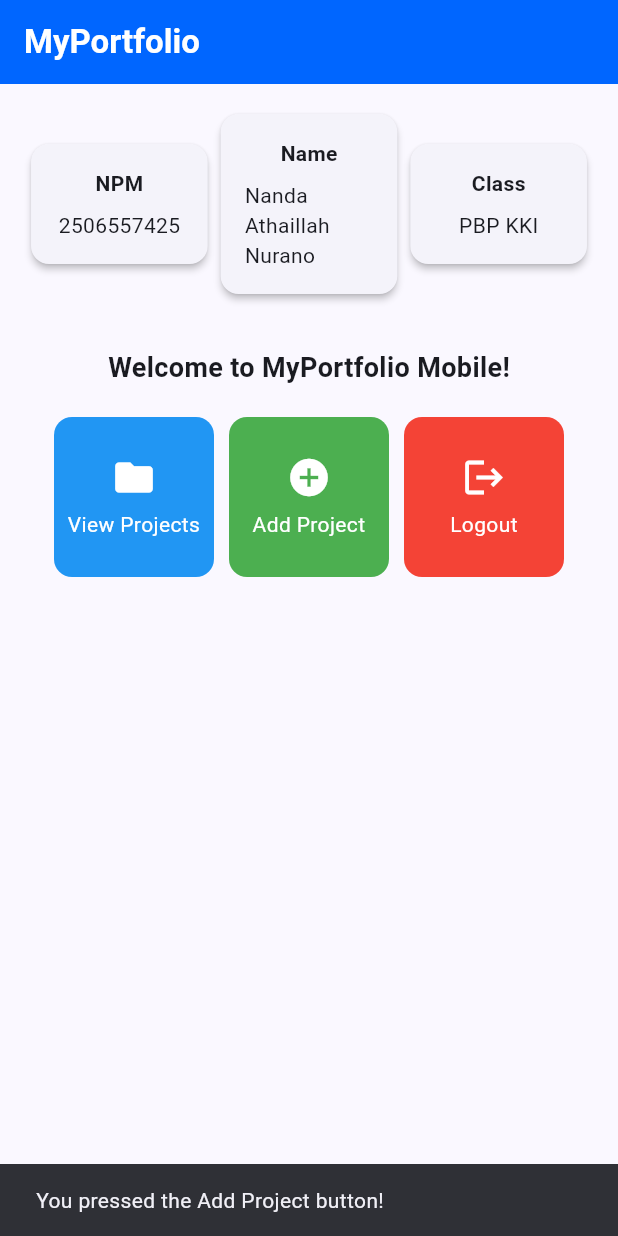
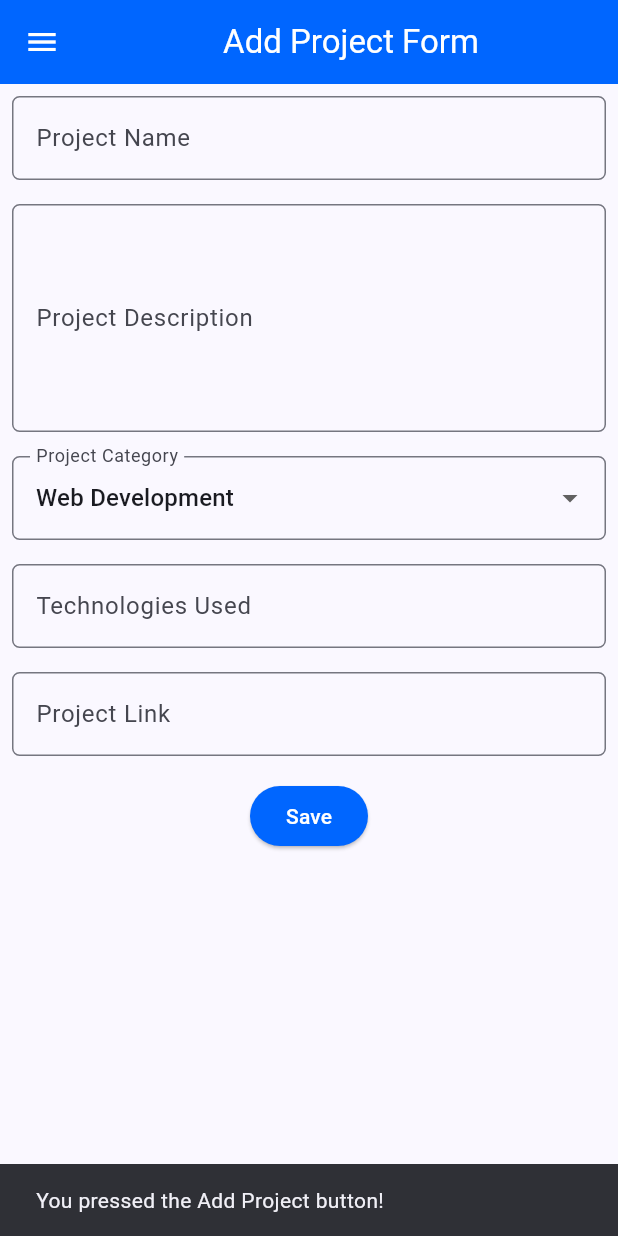
Before and after one commit to nandaathaillah/myportofolio_mobile, a Flutter app: the screen it shows after launch, after a tap on "Add Project", on a phone screen of 412 x 824 dp. Run offline on Flutter 3.47's test engine with Material 3 defaults, Android fonts, the phone set to English and light mode, and no system bars.

Commit message:
feat (tutorial 9): implement drawer navigation, project form, and refactor folder structure

```diff
--- a/lib/main.dart
+++ b/lib/main.dart
@@ -1,5 +1,6 @@
 import 'package:flutter/material.dart';
-import 'package:myportofolio_mobile/menu.dart';
+import 'package:myportofolio_mobile/screens/menu.dart';
+
 
 void main() {
   runApp(const MyApp());
--- a/lib/menu.dart
+++ b/lib/screens/menu.dart
@@ -1,6 +1,7 @@
 import 'package:flutter/material.dart';
-
-
+import 'package:myportofolio_mobile/widgets/left_drawer.dart';
+import 'package:myportofolio_mobile/screens/project_form.dart';
+import 'package:myportofolio_mobile/widgets/project_card.dart';
 
 class MyHomePage extends StatelessWidget {
   ///Main dashboard screen for the portofolio app.
@@ -16,9 +17,9 @@ class MyHomePage extends StatelessWidget {
 
   ///List of items to be displayed in the grid view, each represented by an [ItemHomepage] object.
   final List<ItemHomepage> items = [
-    ItemHomepage("View Projects", Icons.folder, Colors.blue),
-    ItemHomepage("Add Project", Icons.add_circle, Colors.green),
-    ItemHomepage("Logout", Icons.logout, Colors.red),
+    ItemHomepage("View Projects", Icons.folder, Color(0xFF0066FF)),
+    ItemHomepage("Add Project", Icons.add_circle, Color(0xFF0066FF)),
+    ItemHomepage("Logout", Icons.logout, Color(0xFF0066FF)),
   ];
   @override
   Widget build(BuildContext context) {
@@ -33,6 +34,7 @@ class MyHomePage extends StatelessWidget {
         ),
         backgroundColor: Theme.of(context).colorScheme.primary,
       ),
+      drawer: const LeftDrawer(),
       body: Padding(
         padding : const EdgeInsets.all(16.0),
         child: Column(
@@ -70,7 +72,7 @@ class MyHomePage extends StatelessWidget {
                     crossAxisCount: 3,
                     shrinkWrap: true,// Ensures the grid only takes up necessary space
                     // Dynamically maps the ItemHomepage data model to visual ItemCard widgets
-                    children: items.map((ItemHomepage item) {
+                    children: items.map<Widget>((ItemHomepage item) {
                       return ItemCard(item);
                     }).toList(),
                   ),
@@ -115,64 +117,3 @@ class InfoCard extends StatelessWidget {
     );
   }
 }
-
-/// A reusable data model representing a single interactive menu item.
-///
-/// Holds the configuration for the button's display [name] and graphical [icon].
-class ItemHomepage {
-  final String name;
-  final IconData icon;
-  final Color color;
-
-  ItemHomepage(this.name, this.icon, this.color);
-}
-
-
-/// [ItemCard] is a reusable, interactive button widget.
-///
-/// It wraps an [ItemHomepage] configuration in an [InkWell] to provide
-/// Material touch ripples and triggers a localized [SnackBar] notification
-/// upon user interaction.
-class ItemCard extends StatelessWidget {
-  final ItemHomepage item;
-
-  const ItemCard(this.item, {super.key});
-
-  @override
-  Widget build(BuildContext context) {
-    return Material(
-      color: item.color,
-      borderRadius: BorderRadius.circular(12),
-      child: InkWell(
-        onTap: () {
-          ScaffoldMessenger.of(context)
-            ..hideCurrentSnackBar()
-            ..showSnackBar(
-              SnackBar(content: Text("You pressed the ${item.name} button!"))
-            );
-        },
-        child: Container(
-          padding: const EdgeInsets.all(8),
-          child: Center(
-            child: Column(
-              mainAxisAlignment: MainAxisAlignment.center,
-              children: [
-                Icon(
-                  item.icon,
-                  color: Colors.white,
-                  size: 30.0,
-                ),
-                const Padding(padding: EdgeInsets.all(3)),
-                Text(
-                  item.name,
-                  textAlign: TextAlign.center,
-                  style: const TextStyle(color: Colors.white),
-                ),
-              ],
-            ),
-          ),
-        ),
-      ),
-    );
-  }
-}
--- /dev/null
+++ b/lib/screens/project_form.dart
@@ -0,0 +1,209 @@
+import 'package:flutter/material.dart';
+import 'package:myportofolio_mobile/widgets/left_drawer.dart';
+
+class ProjectFormPage extends StatefulWidget {
+  const ProjectFormPage({super.key});
+
+  @override
+  State<ProjectFormPage> createState() => _ProjectFormPageState();
+}
+
+class _ProjectFormPageState extends State<ProjectFormPage> {
+  final _formKey = GlobalKey<FormState>();
+  String _projectName = "";
+  String _description = "";
+  String _category = "Web Development";
+  String _technologies = "";
+  String _projectLink = "";
+
+  final List<String> _categories = [
+    'Web Development',
+    'Mobile Development',
+    'Machine Learning',
+    'Data Science',
+    'Other',
+  ];
+
+  @override
+  Widget build(BuildContext context) {
+    return Scaffold(
+      appBar: AppBar(
+        title: const Center(
+          child: Text('Add Project Form'),
+        ),
+        backgroundColor: Theme.of(context).colorScheme.primary,
+        foregroundColor: Colors.white,
+      ),
+      drawer: const LeftDrawer(),
+      body: Form(
+        key: _formKey,
+        child: SingleChildScrollView(
+          child: Column(
+            crossAxisAlignment: CrossAxisAlignment.start,
+            children: [
+              // === Project Name ===
+              Padding(
+                padding: const EdgeInsets.all(8.0),
+                child: TextFormField(
+                  decoration: InputDecoration(
+                    hintText: "Project Name",
+                    labelText: "Project Name",
+                    border: OutlineInputBorder(
+                      borderRadius: BorderRadius.circular(5.0),
+                    ),
+                  ),
+                  onChanged: (String? value) {
+                    setState(() {
+                      _projectName = value!;
+                    });
+                  },
+                  validator: (String? value) {
+                    if (value == null || value.trim().isEmpty) {
+                      return "Enter a project name.";
+                    }
+                    return null;
+                  },
+                ),
+              ),
+              // === Project Description ===
+              Padding(
+                padding: const EdgeInsets.all(8.0),
+                child: TextFormField(
+                  maxLines: 5,
+                  decoration: InputDecoration(
+                    hintText: "Project Description",
+                    labelText: "Project Description",
+                    border: OutlineInputBorder(
+                      borderRadius: BorderRadius.circular(5.0),
+                    ),
+                  ),
+                  onChanged: (String? value) {
+                    setState(() {
+                      _description = value!;
+                    });
+                  },
+                  validator: (String? value) {
+                    if (value == null || value.trim().isEmpty) {
+                      return "Enter a project description.";
+                    }
+                    return null;
+                  },
+                ),
+              ),
+              // === Category ===
+              Padding(
+                padding: const EdgeInsets.all(8.0),
+                child: DropdownButtonFormField<String>(
+                  decoration: InputDecoration(
+                    labelText: "Project Category",
+                    border: OutlineInputBorder(
+                      borderRadius: BorderRadius.circular(5.0),
+                    ),
+                  ),
+                  initialValue: _category,
+                  items: _categories
+                      .map((category) => DropdownMenuItem(
+                            value: category,
+                            child: Text(category),
+                          ))
+                      .toList(),
+                  onChanged: (String? newValue) {
+                    setState(() {
+                      _category = newValue!;
+                    });
+                  },
+                ),
+              ),
+              // === Technologies ===
+              Padding(
+                padding: const EdgeInsets.all(8.0),
+                child: TextFormField(
+                  decoration: InputDecoration(
+                    hintText: "Example: Flutter, Django, Figma",
+                    labelText: "Technologies Used",
+                    border: OutlineInputBorder(
+                      borderRadius: BorderRadius.circular(5.0),
+                    ),
+                  ),
+                  onChanged: (String? value) {
+                    setState(() {
+                      _technologies = value!;
+                    });
+                  },
+                ),
+              ),
+              // === Project Link ===
+              Padding(
+                padding: const EdgeInsets.all(8.0),
+                child: TextFormField(
+                  decoration: InputDecoration(
+                    hintText: "Project URL (optional)",
+                    labelText: "Project Link",
+                    border: OutlineInputBorder(
+                      borderRadius: BorderRadius.circular(5.0),
+                    ),
+                  ),
+                  onChanged: (String? value) {
+                    setState(() {
+                      _projectLink = value!;
+                    });
+                  },
+                ),
+              ),
+              // === Save Button ===
+              Align(
+                alignment: Alignment.bottomCenter,
+                child: Padding(
+                  padding: const EdgeInsets.all(8.0),
+                  child: ElevatedButton(
+                    style: ButtonStyle(
+                      backgroundColor:
+                          WidgetStateProperty.all(Theme.of(context).colorScheme.primary),
+                    ),
+                    onPressed: () {
+                      if (_formKey.currentState!.validate()) {
+                        showDialog(
+                          context: context,
+                          builder: (context) {
+                            return AlertDialog(
+                              title: const Text('Project added successfully!'),
+                              content: SingleChildScrollView(
+                                child: Column(
+                                  crossAxisAlignment: CrossAxisAlignment.start,
+                                  children: [
+                                    Text('Project Name: $_projectName'),
+                                    Text('Description: $_description'),
+                                    Text('Category: $_category'),
+                                    Text('Technologies: $_technologies'),
+                                    Text('Link: $_projectLink'),
+                                  ],
+                                ),
+                              ),
+                              actions: [
+                                TextButton(
+                                  child: const Text('OK'),
+                                  onPressed: () {
+                                    Navigator.pop(context);
+                                    _formKey.currentState!.reset();
+                                  },
+                                ),
+                              ],
+                            );
+                          },
+                        );
+                      }
+                    },
+                    child: const Text(
+                      "Save",
+                      style: TextStyle(color: Colors.white),
+                    ),
+                  ),
+                ),
+              ),
+            ],
+          ),
+        ),
+      ),
+    );
+  }
+}
--- /dev/null
+++ b/lib/widgets/left_drawer.dart
@@ -0,0 +1,67 @@
+import 'package:flutter/material.dart';
+import 'package:myportofolio_mobile/screens/menu.dart';
+import 'package:myportofolio_mobile/screens/project_form.dart';
+
+class LeftDrawer extends StatelessWidget {
+  const LeftDrawer({super.key});
+
+  @override
+  Widget build(BuildContext context) {
+    return Drawer(
+      child: ListView(
+        children: [
+          const DrawerHeader(
+            decoration: BoxDecoration(
+              color: Color(0xFF0066FF), // Using your custom Gelbooru blue
+            ),
+            child: Column(
+              crossAxisAlignment: CrossAxisAlignment.start,
+              children: [
+                Text(
+                  'My Portfolio',
+                  style: TextStyle(
+                    fontSize: 30,
+                    fontWeight: FontWeight.bold,
+                    color: Colors.white,
+                  ),
+                ),
+                SizedBox(height: 10),
+                Text(
+                  'Explore personal projects and experiences!',
+                  style: TextStyle(
+                    fontSize: 15,
+                    color: Colors.white,
+                  ),
+                ),
+              ],
+            ),
+          ),
+          ListTile(
+            leading: const Icon(Icons.home_outlined),
+            title: const Text('Home'),
+            onTap: () {
+              Navigator.pushReplacement(
+                context,
+                MaterialPageRoute(
+                  builder: (context) => MyHomePage(),
+                ),
+              );
+            },
+          ),
+          ListTile(
+            leading: const Icon(Icons.add_circle_outline),
+            title: const Text('Add Project'),
+            onTap: () {
+              Navigator.pushReplacement(
+                context,
+                MaterialPageRoute(
+                  builder: (context) => const ProjectFormPage(),
+                ),
+              );
+            },
+          ),
+        ],
+      ),
+    );
+  }
+}
--- /dev/null
+++ b/lib/widgets/project_card.dart
@@ -0,0 +1,71 @@
+import 'package:flutter/material.dart';
+import 'package:myportofolio_mobile/screens/project_form.dart';
+/// [ItemCard] is a reusable, interactive button widget.
+///
+/// It wraps an [ItemHomepage] configuration in an [InkWell] to provide
+/// Material touch ripples and triggers a localized [SnackBar] notification
+/// upon user interaction.
+class ItemCard extends StatelessWidget {
+  final ItemHomepage item;
+
+  const ItemCard(this.item, {super.key});
+
+  @override
+  Widget build(BuildContext context) {
+    return Material(
+      color: item.color,
+      borderRadius: BorderRadius.circular(12),
+      child: InkWell(
+        onTap: () {
+            // Navigate to the appropriate screen
+          if (item.name == "Add Project") {
+            Navigator.push(
+              context,
+              MaterialPageRoute(
+                builder: (context) => const ProjectFormPage(),
+              ),
+            );
+          }
+          ScaffoldMessenger.of(context)
+            ..hideCurrentSnackBar()
+            ..showSnackBar(
+              SnackBar(content: Text("You pressed the ${item.name} button!"))
+            );
+        },
+        child: Container(
+          padding: const EdgeInsets.all(8),
+          child: Center(
+            child: Column(
+              mainAxisAlignment: MainAxisAlignment.center,
+              children: [
+                Icon(
+                  item.icon,
+                  color: Colors.white,
+                  size: 30.0,
+                ),
+                const Padding(padding: EdgeInsets.all(3)),
+                Text(
+                  item.name,
+                  textAlign: TextAlign.center,
+                  style: const TextStyle(color: Colors.white),
+                ),
+              ],
+            ),
+          ),
+        ),
+      ),
+    );
+  }
+}
+
+
+/// A reusable data model representing a single interactive menu item.
+///
+/// Holds the configuration for the button's display [name] and graphical [icon].
+class ItemHomepage {
+  final String name;
+  final IconData icon;
+  final Color color;
+
+  ItemHomepage(this.name, this.icon, this.color);
+}
```
